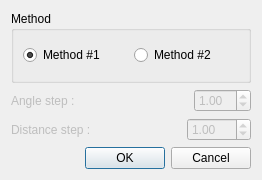
Before: the Qt Designer form app/Operations/HoughDialog.ui in eiimage/eiimage, drawn with Qt 5.
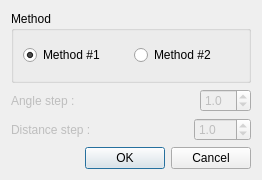
After: the same form once the commit is applied.

Commit message: Changed Hough step + add logs + improve pseudocolors

What changed in the file:
```diff
--- a/app/Operations/HoughDialog.ui
+++ b/app/Operations/HoughDialog.ui
@@ -63,8 +63,11 @@
        <property name="enabled">
         <bool>false</bool>
        </property>
+       <property name="decimals">
+        <number>1</number>
+       </property>
        <property name="minimum">
-        <double>0.010000000000000</double>
+        <double>0.100000000000000</double>
        </property>
        <property name="maximum">
         <double>90.000000000000000</double>
@@ -99,8 +102,11 @@
        <property name="enabled">
         <bool>false</bool>
        </property>
+       <property name="decimals">
+        <number>1</number>
+       </property>
        <property name="minimum">
-        <double>0.010000000000000</double>
+        <double>0.300000000000000</double>
        </property>
        <property name="maximum">
         <double>512.000000000000000</double>
```
The commit also changes 2 other files.
